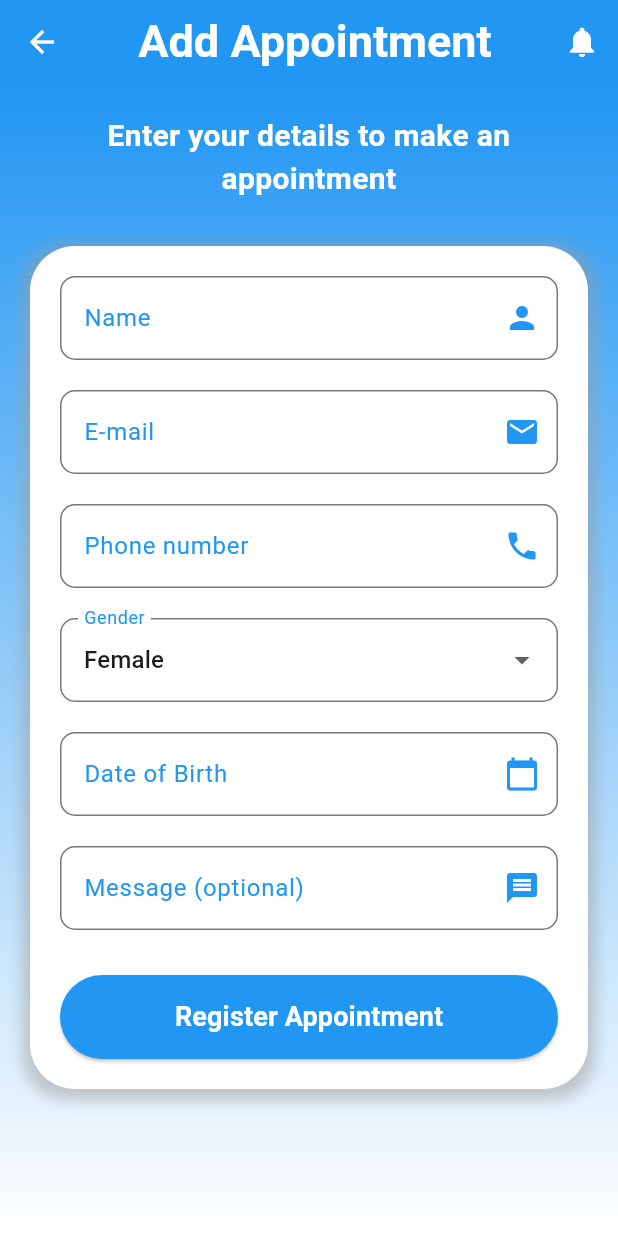
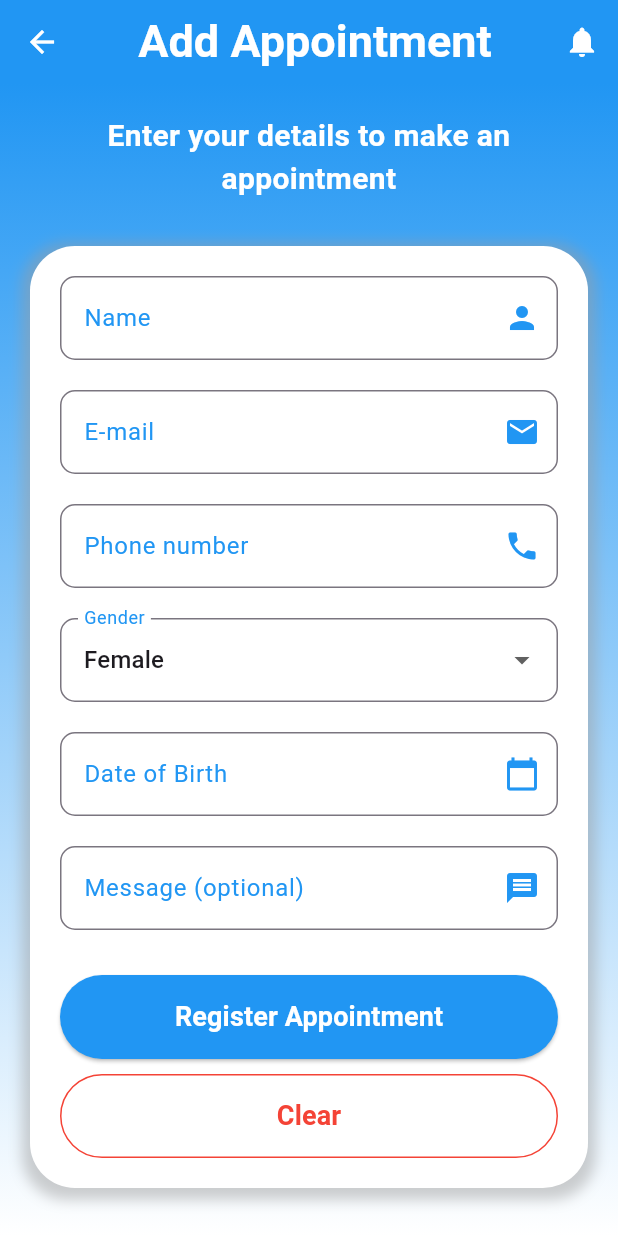
Before and after one commit to Imasha9/vaccination, a Flutter app: the RegisterAppointmentPage screen opened directly with empty values, on a phone screen of 412 x 824 dp. Run offline on Flutter 3.47's test engine with Material 3 defaults, Android fonts, the phone set to English and light mode, and no system bars; our stand-ins replace cloud_firestore, dio, firebase_auth, firebase_core, firebase_storage, flutter_local_notifications and 6 more; missing offline and left inert: flutter_phone_direct_caller, the_apple_sign_in; accounts and stored records are empty; network calls fail.

Commit message:
clear button

```diff
--- a/lib/pages/add_appointment.dart
+++ b/lib/pages/add_appointment.dart
@@ -53,8 +53,11 @@ class _RegisterAppointmentPageState extends State<RegisterAppointmentPage> {
   // Function to show local notification
   Future<void> _showLocalNotification(String title, String body) async {
     const AndroidNotificationDetails androidPlatformChannelSpecifics =
-    AndroidNotificationDetails('appointment_channel', 'Appointment Notifications',
-        importance: Importance.max, priority: Priority.high, showWhen: false);
+        AndroidNotificationDetails(
+            'appointment_channel', 'Appointment Notifications',
+            importance: Importance.max,
+            priority: Priority.high,
+            showWhen: false);
     const NotificationDetails platformChannelSpecifics =
         NotificationDetails(android: androidPlatformChannelSpecifics);
     await flutterLocalNotificationsPlugin.show(
@@ -123,14 +126,16 @@ class _RegisterAppointmentPageState extends State<RegisterAppointmentPage> {
               child: const Text('Back to Home'),
               onPressed: () {
                 Navigator.of(context).pop(); // Close the dialog
-                Navigator.of(context).pushReplacementNamed('/home'); // Navigate to home
+                Navigator.of(context)
+                    .pushReplacementNamed('/home'); // Navigate to home
               },
             ),
             TextButton(
               child: const Text('My Appointments'),
               onPressed: () {
                 Navigator.of(context).pop(); // Close the dialog
-                Navigator.of(context).pushNamed('/myAppointments'); // Navigate to my appointments
+                Navigator.of(context).pushNamed(
+                    '/myAppointments'); // Navigate to my appointments
               },
             ),
           ],
@@ -388,8 +393,8 @@ class _RegisterAppointmentPageState extends State<RegisterAppointmentPage> {
                             if (pickedDate != null) {
                               setState(() {
                                 _selectedDate = pickedDate;
-                                _dateOfBirth = DateFormat('yyyy-MM-dd')
-                                    .format(pickedDate);
+                                _dateOfBirth =
+                                    DateFormat('yyyy-MM-dd').format(pickedDate);
                               });
                             }
                           },
@@ -465,6 +470,29 @@ class _RegisterAppointmentPageState extends State<RegisterAppointmentPage> {
                             onPressed: _registerAppointment,
                           ),
                         ),
+                        const SizedBox(height: 10),
+                        SizedBox(
+                          width: double.infinity,
+                          child: OutlinedButton(
+                            style: OutlinedButton.styleFrom(
+                              padding: const EdgeInsets.symmetric(vertical: 15),
+                              shape: RoundedRectangleBorder(
+                                borderRadius: BorderRadius.circular(30),
+                              ),
+                              side: const BorderSide(
+                                  color: Colors.red), // Red outline
+                            ),
+                            child: const Text(
+                              'Clear',
+                              style: TextStyle(
+                                  color: Colors.red,
+                                  fontSize: 18,
+                                  fontWeight: FontWeight.bold),
+                            ),
+                            onPressed:
+                                _clearForm, // Call clearForm function when pressed
+                          ),
+                        ),
                       ],
                     ),
                   ),
--- a/lib/pages/home_page.dart
+++ b/lib/pages/home_page.dart
@@ -129,7 +129,7 @@ class _HomePageState extends State<HomePage> {
                       subtitle: "See your upcoming visits", // Added subtitle
                       color: Colors.blue,
                       onTap: () {
-
+                        Navigator.push(context, MaterialPageRoute(builder: (context) => MyAppointments()));
                       },
                     ),
                     SizedBox(height: 8),
```
Lines whose indentation alone changed are shown as unchanged.
